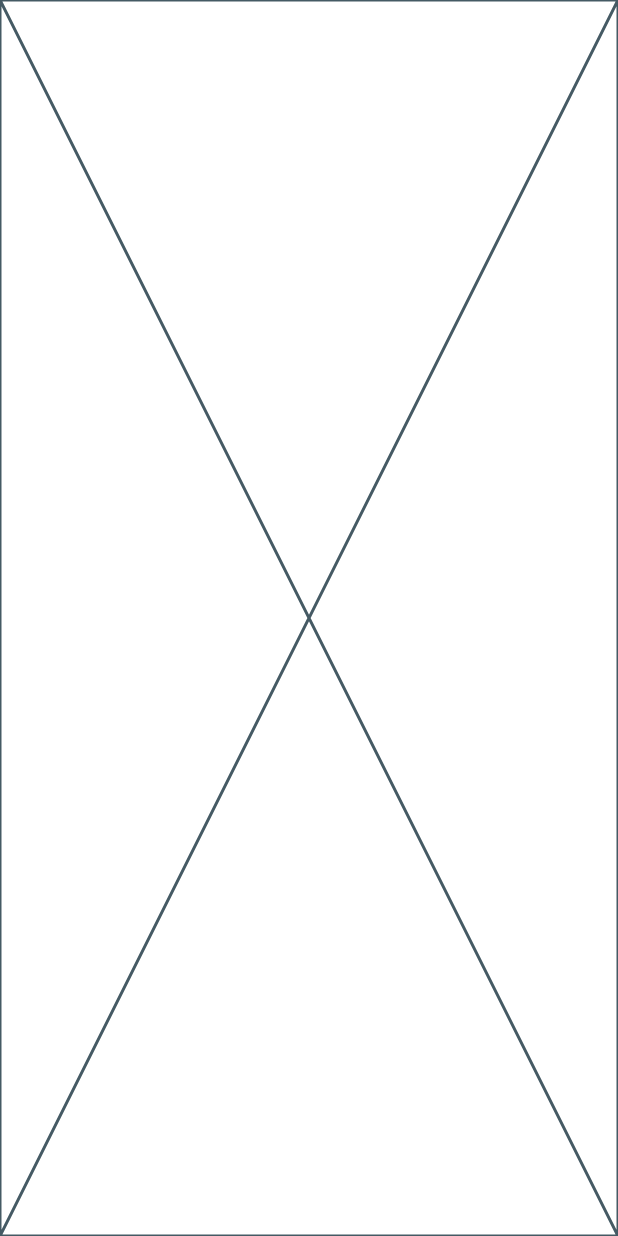
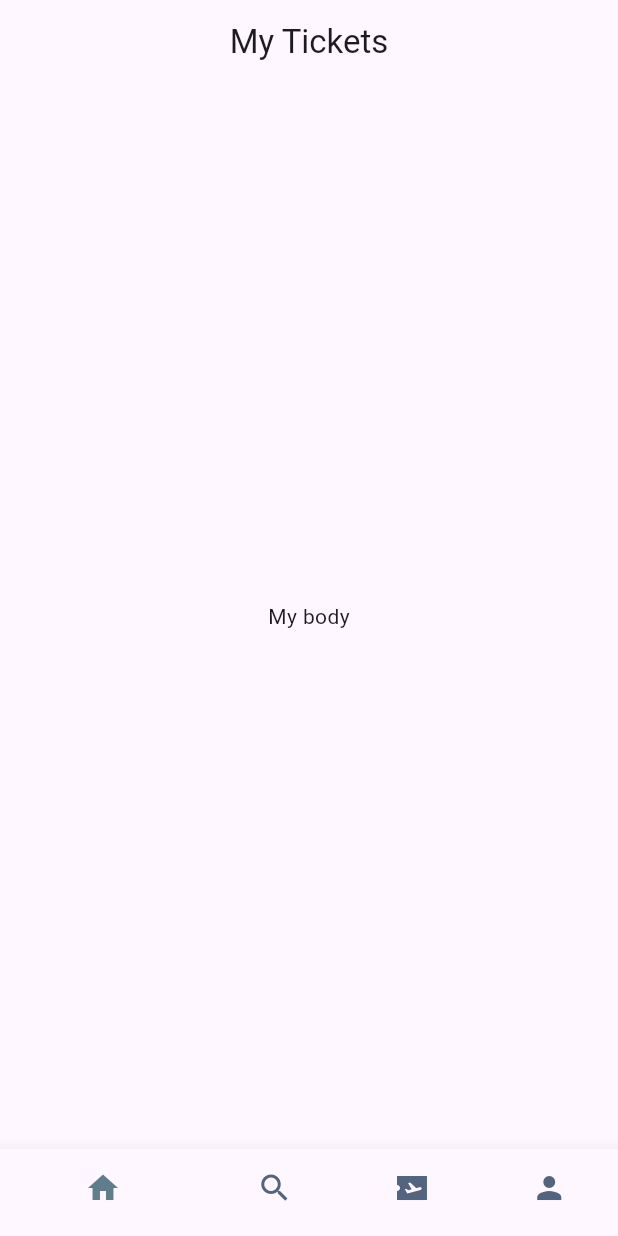
Before and after one commit to morggyogola/booktickets_app, a Flutter app: the screen it shows after launch, on a phone screen of 412 x 824 dp. Run offline on Flutter 3.47's test engine with Material 3 defaults, Android fonts, the phone set to English and light mode, and no system bars.

Commit message:
Setup a bottomnavigation widget and added items

```diff
--- a/lib/screens/bottom_bar.dart
+++ b/lib/screens/bottom_bar.dart
@@ -1,4 +1,5 @@
 import 'package:flutter/cupertino.dart';
+import 'package:flutter/material.dart';
 
 class BottomBar extends StatefulWidget {
   const BottomBar({super.key});
@@ -10,6 +11,29 @@ class BottomBar extends StatefulWidget {
 class _BottomBarState extends State<BottomBar> {
   @override
   Widget build(BuildContext context) {
-    return const Placeholder();
+    return Scaffold(
+      appBar: AppBar(
+        title: const Center(child: Text("My Tickets")),
+      ),
+      body: const Center(
+        child: Text(
+            "My body"
+        ),
+      ),
+      bottomNavigationBar: BottomNavigationBar(
+        elevation: 10,
+        showSelectedLabels: false,
+        showUnselectedLabels: false,
+        selectedItemColor: Colors.blueGrey,
+        unselectedItemColor: const Color(0xFF526480),
+        items: const [
+          BottomNavigationBarItem(icon: Icon(Icons.home),label: "Home"),
+          BottomNavigationBarItem(icon: Icon(Icons.search),label: "Search"),
+          BottomNavigationBarItem(icon: Icon(Icons.airplane_ticket_sharp),label: "Tickets"),
+          BottomNavigationBarItem(icon: Icon(Icons.person),label: "Person"),
+
+        ],
+      ),
+    );
   }
 }
```
